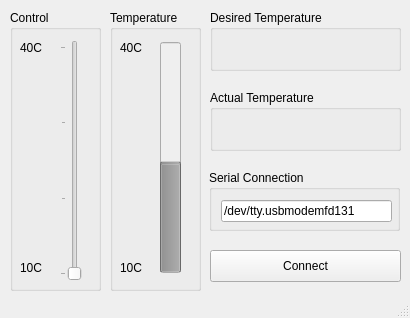
Qt form mainwindow.ui (WearableComputerLab/TemperatureControl) before a commit.
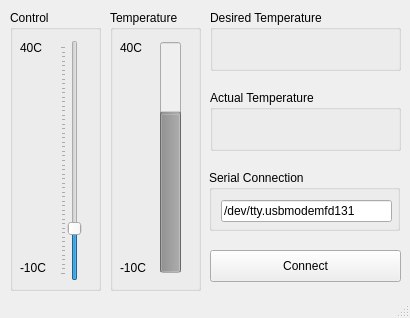
The same form after that commit.

Commit message: Lets go down to -10C

```diff
--- a/mainwindow.ui
+++ b/mainwindow.ui
@@ -45,7 +45,7 @@
       </rect>
      </property>
      <property name="minimum">
-      <number>10</number>
+      <number>-10</number>
      </property>
      <property name="maximum">
       <number>40</number>
@@ -83,7 +83,7 @@
       </rect>
      </property>
      <property name="text">
-      <string>10C</string>
+      <string>-10C</string>
      </property>
     </widget>
    </widget>
@@ -122,7 +122,7 @@
       </rect>
      </property>
      <property name="text">
-      <string>10C</string>
+      <string>-10C</string>
      </property>
     </widget>
     <widget class="QProgressBar" name="tempBar">
@@ -138,7 +138,7 @@
       </rect>
      </property>
      <property name="minimum">
-      <number>10</number>
+      <number>-10</number>
      </property>
      <property name="maximum">
       <number>40</number>
```
The commit also changes 1 other file.
